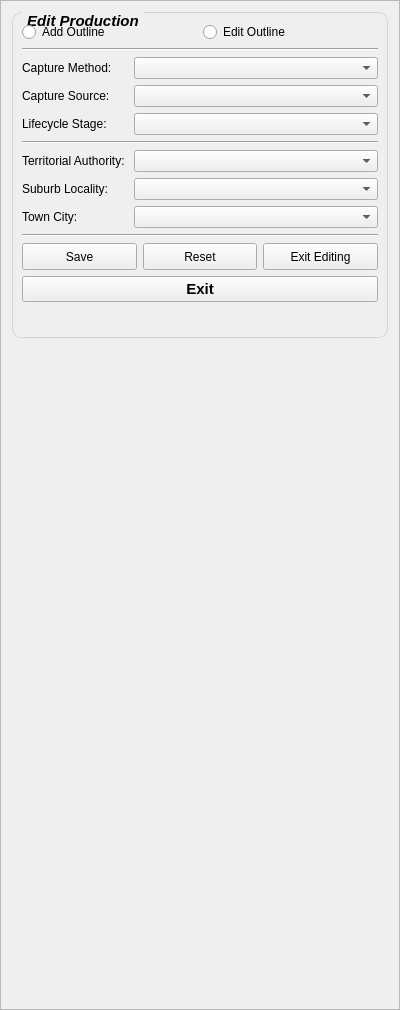
First picture: the form in buildings/gui/production_edits.ui, repository linz/nz-buildings, before the edit.
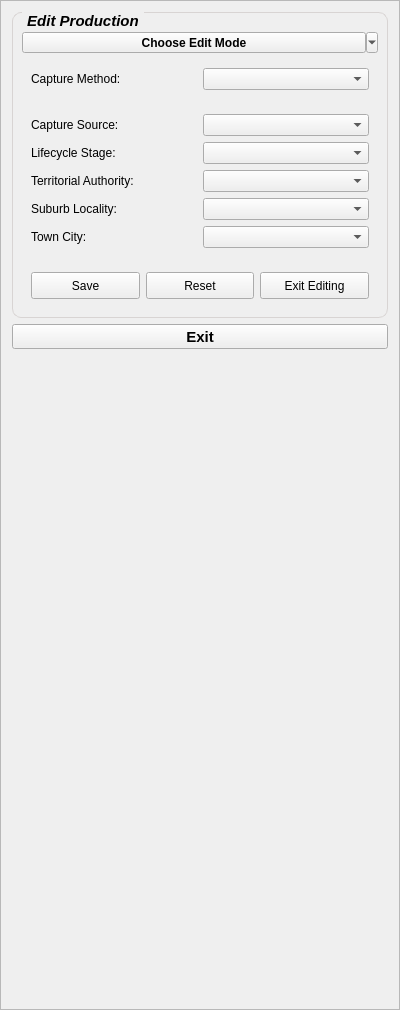
Second picture: the form after the edit.

Commit message: The same for production

Diff of the .ui file:
```diff
--- a/buildings/gui/production_edits.ui
+++ b/buildings/gui/production_edits.ui
@@ -35,7 +35,7 @@
    <item>
     <widget class="QGroupBox" name="grpb">
      <property name="sizePolicy">
-      <sizepolicy hsizetype="MinimumExpanding" vsizetype="MinimumExpanding">
+      <sizepolicy hsizetype="MinimumExpanding" vsizetype="Minimum">
        <horstretch>0</horstretch>
        <verstretch>0</verstretch>
       </sizepolicy>
@@ -70,59 +70,105 @@
      <property name="title">
       <string>Edit Production</string>
      </property>
-     <layout class="QFormLayout" name="formLayout">
-      <property name="fieldGrowthPolicy">
-       <enum>QFormLayout::AllNonFixedFieldsGrow</enum>
-      </property>
-      <item row="0" column="0" colspan="2">
-       <layout class="QHBoxLayout" name="hzly_3">
+     <layout class="QVBoxLayout" name="verticalLayout_2">
         <item>
-         <widget class="QRadioButton" name="rad_add">
-          <property name="styleSheet">
-           <string notr="true"/>
-          </property>
-          <property name="text">
-           <string>Add Outline</string>
-          </property>
-         </widget>
-        </item>
-        <item>
-         <widget class="QRadioButton" name="rad_edit">
-          <property name="text">
-           <string>Edit Outline</string>
-          </property>
-         </widget>
-        </item>
-       </layout>
-      </item>
-      <item row="1" column="0" colspan="2">
-       <widget class="Line" name="line_2">
+       <spacer name="verticalSpacer">
         <property name="orientation">
-         <enum>Qt::Horizontal</enum>
+         <enum>Qt::Vertical</enum>
+        </property>
+        <property name="sizeType">
+         <enum>QSizePolicy::Fixed</enum>
+        </property>
+        <property name="sizeHint" stdset="0">
+         <size>
+          <width>20</width>
+          <height>10</height>
+         </size>
+        </property>
+       </spacer>
+      </item>
+      <item>
+       <widget class="QToolButton" name="tbtn_edits">
+        <property name="sizePolicy">
+         <sizepolicy hsizetype="Expanding" vsizetype="Fixed">
+          <horstretch>0</horstretch>
+          <verstretch>0</verstretch>
+         </sizepolicy>
+        </property>
+        <property name="minimumSize">
+         <size>
+          <width>330</width>
+          <height>0</height>
+         </size>
+        </property>
+        <property name="font">
+         <font>
+          <weight>75</weight>
+          <italic>false</italic>
+          <bold>true</bold>
+          <underline>false</underline>
+          <strikeout>false</strikeout>
+         </font>
+        </property>
+        <property name="layoutDirection">
+         <enum>Qt::LeftToRight</enum>
+        </property>
+        <property name="text">
+         <string>Choose Edit Mode</string>
+        </property>
+        <property name="checkable">
+         <bool>true</bool>
+        </property>
+        <property name="checked">
+         <bool>false</bool>
+        </property>
+        <property name="popupMode">
+         <enum>QToolButton::MenuButtonPopup</enum>
+        </property>
+        <property name="toolButtonStyle">
+         <enum>Qt::ToolButtonTextOnly</enum>
+        </property>
+        <property name="autoRaise">
+         <bool>false</bool>
+        </property>
+        <property name="arrowType">
+         <enum>Qt::NoArrow</enum>
         </property>
        </widget>
       </item>
-      <item row="2" column="0">
+      <item>
+       <widget class="QWidget" name="layout_capture_method" native="true">
+        <layout class="QGridLayout" name="gridLayout">
+         <item row="0" column="1">
+          <widget class="QComboBox" name="cmb_capture_method"/>
+         </item>
+         <item row="0" column="0">
        <widget class="QLabel" name="lb_capture_method">
         <property name="text">
          <string>Capture Method:</string>
         </property>
        </widget>
       </item>
+        </layout>
+       </widget>
+      </item>
+      <item>
+       <widget class="QWidget" name="layout_general_info" native="true">
+        <layout class="QGridLayout" name="gridLayout_4">
       <item row="2" column="1">
-       <widget class="QComboBox" name="cmb_capture_method"/>
-      </item>
-      <item row="3" column="0">
-       <widget class="QLabel" name="lb_capture_source">
+          <widget class="QComboBox" name="cmb_ta"/>
+         </item>
+         <item row="1" column="1">
+          <widget class="QComboBox" name="cmb_lifecycle_stage"/>
+         </item>
+         <item row="2" column="0">
+          <widget class="QLabel" name="lb_ta">
         <property name="text">
-         <string>Capture Source:</string>
+            <string>Territorial Authority: </string>
         </property>
        </widget>
       </item>
-      <item row="3" column="1">
-       <widget class="QComboBox" name="cmb_capture_source"/>
-      </item>
-      <item row="4" column="0">
+         <item row="1" column="0">
        <widget class="QLabel" name="lb_lifeycle_stage">
         <property name="font">
          <font>
@@ -136,51 +182,41 @@
         </property>
        </widget>
       </item>
-      <item row="4" column="1">
-       <widget class="QComboBox" name="cmb_lifecycle_stage"/>
-      </item>
-      <item row="5" column="0" colspan="2">
-       <widget class="Line" name="line">
-        <property name="orientation">
-         <enum>Qt::Horizontal</enum>
-        </property>
-       </widget>
-      </item>
-      <item row="6" column="0">
-       <widget class="QLabel" name="lb_ta">
+         <item row="0" column="1">
+          <widget class="QComboBox" name="cmb_capture_source"/>
+         </item>
+         <item row="3" column="1">
+          <widget class="QComboBox" name="cmb_suburb"/>
+         </item>
+         <item row="0" column="0">
+          <widget class="QLabel" name="lb_capture_source">
         <property name="text">
-         <string>Territorial Authority: </string>
+            <string>Capture Source:</string>
         </property>
        </widget>
       </item>
-      <item row="6" column="1">
-       <widget class="QComboBox" name="cmb_ta"/>
-      </item>
-      <item row="7" column="0">
-       <widget class="QLabel" name="lb_suburb">
-        <property name="text">
-         <string>Suburb Locality:</string>
-        </property>
-       </widget>
-      </item>
-      <item row="8" column="0">
+         <item row="4" column="0">
        <widget class="QLabel" name="lb_town">
         <property name="text">
          <string>Town City:</string>
         </property>
        </widget>
       </item>
-      <item row="8" column="1">
+         <item row="4" column="1">
        <widget class="QComboBox" name="cmb_town"/>
       </item>
-      <item row="11" column="0" colspan="2">
-       <widget class="Line" name="line_3">
-        <property name="orientation">
-         <enum>Qt::Horizontal</enum>
+         <item row="3" column="0">
+          <widget class="QLabel" name="lb_suburb">
+           <property name="text">
+            <string>Suburb Locality:</string>
         </property>
        </widget>
       </item>
-      <item row="12" column="0" colspan="2">
+        </layout>
+       </widget>
+      </item>
+      <item>
+       <widget class="QWidget" name="a" native="true">
        <layout class="QHBoxLayout" name="hzly_4">
         <item>
          <widget class="QPushButton" name="btn_save">
@@ -246,8 +282,12 @@
          </widget>
         </item>
        </layout>
+       </widget>
       </item>
-      <item row="13" column="0" colspan="2">
+     </layout>
+    </widget>
+   </item>
+   <item>
        <widget class="QPushButton" name="btn_exit">
         <property name="sizePolicy">
          <sizepolicy hsizetype="MinimumExpanding" vsizetype="Fixed">
@@ -277,29 +317,6 @@
         <property name="text">
          <string>Exit</string>
         </property>
-       </widget>
-      </item>
-      <item row="7" column="1">
-       <widget class="QComboBox" name="cmb_suburb"/>
-      </item>
-     </layout>
-     <zorder>lb_capture_method</zorder>
-     <zorder>cmb_capture_method</zorder>
-     <zorder>cmb_capture_source</zorder>
-     <zorder>lb_capture_source</zorder>
-     <zorder>lb_town</zorder>
-     <zorder>cmb_town</zorder>
-     <zorder>line</zorder>
-     <zorder>cmb_lifecycle_stage</zorder>
-     <zorder>lb_lifeycle_stage</zorder>
-     <zorder></zorder>
-     <zorder>btn_exit</zorder>
-     <zorder>line_2</zorder>
-     <zorder>line_3</zorder>
-     <zorder>cmb_ta</zorder>
-     <zorder>lb_ta</zorder>
-     <zorder>cmb_suburb</zorder>
-     <zorder>lb_suburb</zorder>
     </widget>
    </item>
    <item>
```
Lines whose indentation alone changed are shown as unchanged. The commit also changes 2 other files.
